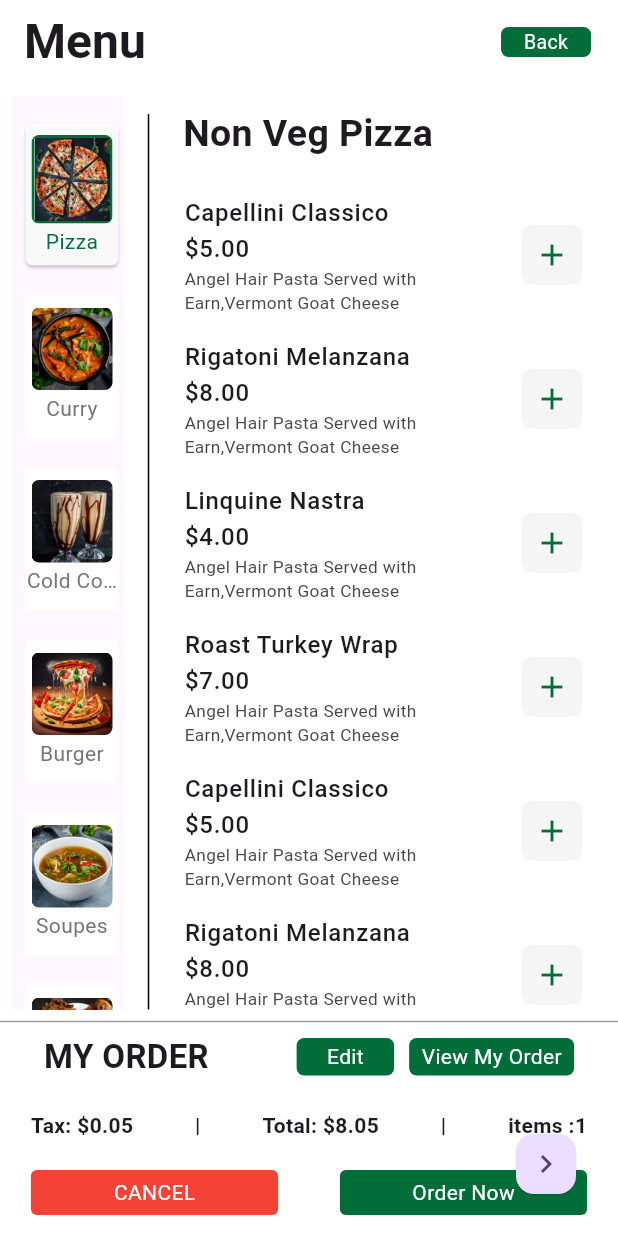
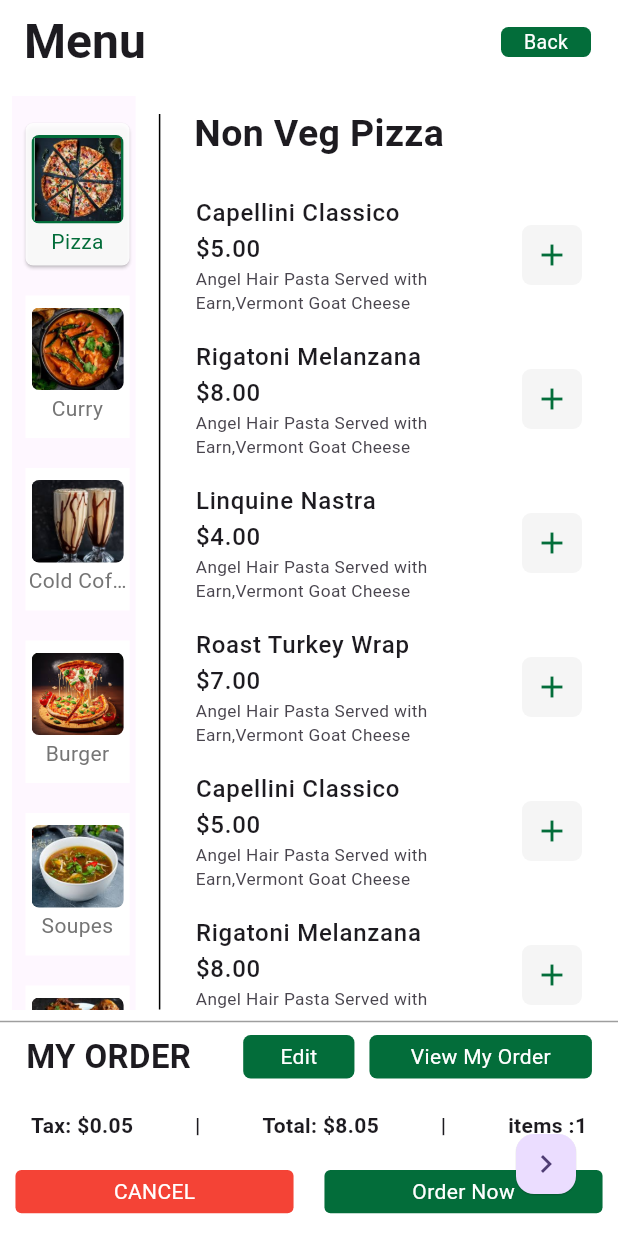
Before and after one commit to amitram108/app2food, a Flutter app: the screen it shows after launch, on a phone screen of 412 x 824 dp. Run offline on Flutter 3.47's test engine with Material 3 defaults, Android fonts, the phone set to English and light mode, and no system bars.

Commit message:
Update file

```diff
--- a/lib/main.dart
+++ b/lib/main.dart
@@ -99,6 +99,7 @@ class _MyHomePageState extends State<MyHomePage>
 
   @override
   Widget build(BuildContext context) {
+    var mediaQuery = MediaQuery.of(context);
     return Scaffold(
       backgroundColor: Colors.white,
       appBar: AppBar(
@@ -141,7 +142,7 @@ class _MyHomePageState extends State<MyHomePage>
                         child: Padding(
                           padding: const EdgeInsets.all(8.0),
                           child: NavigationRail(
-                            minWidth: 75,
+                            minWidth: mediaQuery.size.width * 0.20,
                             destinations: [
                               NavigationRailDestination(
                                   icon: Padding(
@@ -658,8 +659,8 @@ class _MyHomePageState extends State<MyHomePage>
                     Row(
                       children: [
                         Container(
-                          width: 65.0,
-                          height: 25.0,
+                          width: mediaQuery.size.width * 0.18,
+                          height: mediaQuery.size.height * 0.035,
                           decoration: BoxDecoration(
                               borderRadius: BorderRadius.circular(5.0),
                               color: context.colorARGBEx),
@@ -671,8 +672,8 @@ class _MyHomePageState extends State<MyHomePage>
                         ),
                         10.wWidth,
                         Container(
-                          width: 110.0,
-                          height: 25.0,
+                          width: mediaQuery.size.width * 0.36,
+                          height: mediaQuery.size.height * 0.035,
                           decoration: BoxDecoration(
                               borderRadius: BorderRadius.circular(5.0),
                               color: context.colorARGBEx),
@@ -705,8 +706,8 @@ class _MyHomePageState extends State<MyHomePage>
                   mainAxisAlignment: MainAxisAlignment.spaceAround,
                   children: [
                     Container(
-                      height: 30.0,
-                      width: MediaQuery.of(context).size.width / 2.5,
+                      height: mediaQuery.size.height * 0.035,
+                      width: mediaQuery.size.width * 0.45,
                       decoration: BoxDecoration(
                           color: Colors.red,
                           borderRadius: BorderRadius.circular(4.0)),
@@ -717,8 +718,8 @@ class _MyHomePageState extends State<MyHomePage>
                       )),
                     ),
                     Container(
-                        height: 30.0,
-                        width: MediaQuery.of(context).size.width / 2.5,
+                        height: mediaQuery.size.height * 0.035,
+                        width: mediaQuery.size.width * 0.45,
                         decoration: BoxDecoration(
                             color: context.colorARGBEx,
                             borderRadius: BorderRadius.circular(4.0)),
```
